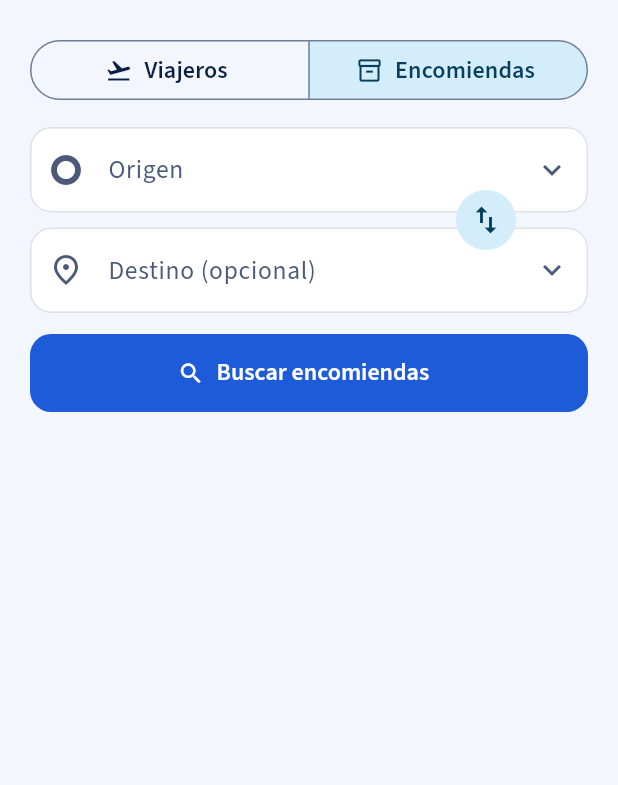
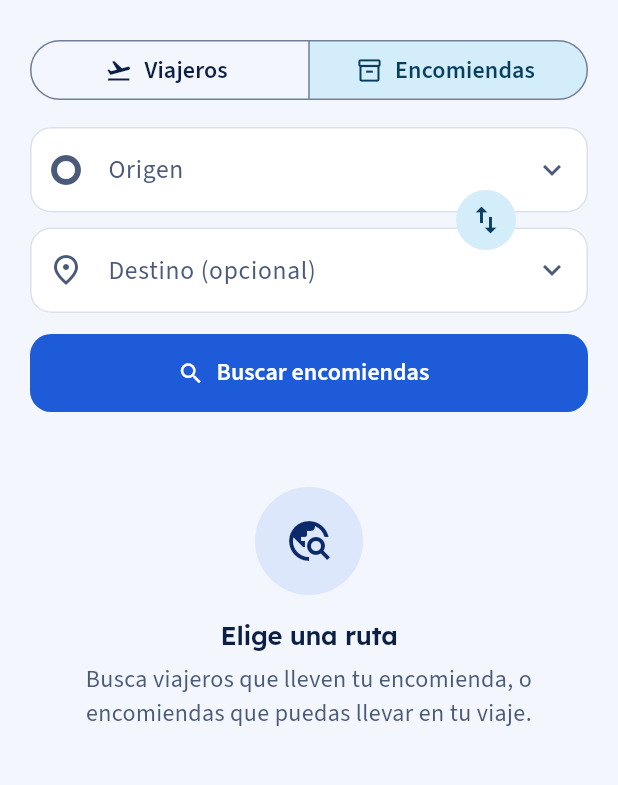
Before and after one commit to felipearenas256-dot/lapticon-app, a Flutter app: the GuestShell screen opened directly, after a tap on "Encomiendas", on a phone screen of 412 x 824 dp, the part 62-847 px from its top. Run offline on Flutter 3.47's test engine with Material 3 defaults, Android fonts, the phone set to English and light mode, and no system bars; our stand-ins replace cloud_firestore, firebase_auth, firebase_core; accounts and stored records are empty; network calls fail.

Commit message:
Buscar: mostrar las encomiendas propias y atajos a tus rutas
- Las encomiendas propias salen en la búsqueda, marcadas como tuyas.
- Al abrir Buscar aparecen las rutas de tu viaje y de tus encomiendas
  para buscarlas con un toque.
- La demo, como la API real, incluye lo propio en la búsqueda.

```diff
--- a/lib/data/demo_backend.dart
+++ b/lib/data/demo_backend.dart
@@ -403,10 +403,10 @@ class _DemoBackend {
     return _json({'error': 'No encontrado'}, 404);
   }
 
+  /// Como la API real, incluye también las encomiendas de quien busca.
   List<Map<String, dynamic>> _disponibles(String? origen, String? destino) =>
       _encomiendas.where((e) {
         return e['estado'] == 'disponible' &&
-            e['uid'] != demoUid &&
             (origen == null || _same(e['ciudadOrigen'], origen)) &&
             (destino == null || _same(e['ciudadDestino'], destino));
       }).toList();
--- a/lib/features/search/search_screen.dart
+++ b/lib/features/search/search_screen.dart
@@ -72,6 +72,16 @@ class _SearchScreenState extends State<SearchScreen>
     });
   }
 
+  /// Atajo desde "Tus rutas": llena la ruta y busca de una vez.
+  void _searchRoute(_Mode mode, String origen, String destino) {
+    setState(() {
+      _mode = mode;
+      _origen = origen;
+      _destino = destino;
+    });
+    _search();
+  }
+
   void _openLogin() => Navigator.push(
         context,
         MaterialPageRoute<void>(builder: (_) => const LoginScreen()),
@@ -122,8 +132,12 @@ class _SearchScreenState extends State<SearchScreen>
             origen: origen,
             destino: destino,
           );
-    // `/buscar` incluye las propias, y nadie puede tomar su propia encomienda.
-    return encomiendas.where((e) => e.uid != uid).toList();
+    // Las propias también aparecen, primero y marcadas: el detalle no deja
+    // tomarlas.
+    return [
+      ...encomiendas.where((e) => uid != null && e.uid == uid),
+      ...encomiendas.where((e) => uid == null || e.uid != uid),
+    ];
   }
 
   void _publish(_Query query) {
@@ -201,6 +215,8 @@ class _SearchScreenState extends State<SearchScreen>
           ),
         ),
         const SizedBox(height: 18),
+        if (query == null && !_isGuest)
+          _MisRutas(onPick: _searchRoute),
         if (query != null)
           query.mode == _Mode.viajeros
               ? Loader<List<Viaje>>(
@@ -220,7 +236,10 @@ class _SearchScreenState extends State<SearchScreen>
                   key: ValueKey(query),
                   load: () => _encomiendas(query),
                   builder: (context, encomiendas, reload) =>
-                      _EncomiendasResult(encomiendas),
+                      _EncomiendasResult(
+                        encomiendas,
+                        miUid: context.read<Session>().uid,
+                      ),
                 ),
       ],
     );
@@ -360,9 +379,10 @@ class _ViajerosResult extends StatelessWidget {
 }
 
 class _EncomiendasResult extends StatelessWidget {
-  const _EncomiendasResult(this.encomiendas);
+  const _EncomiendasResult(this.encomiendas, {required this.miUid});
 
   final List<Encomienda> encomiendas;
+  final String? miUid;
 
   @override
   Widget build(BuildContext context) {
@@ -388,6 +408,7 @@ class _EncomiendasResult extends StatelessWidget {
             child: EncomiendaTicket(
               encomienda: encomienda,
               index: index,
+              mine: miUid != null && encomienda.uid == miUid,
               onTap: () => Navigator.push(
                 context,
                 MaterialPageRoute<void>(
@@ -401,3 +422,70 @@ class _EncomiendasResult extends StatelessWidget {
     );
   }
 }
+
+/// Antes de buscar, ofrece las rutas del propio viaje y de las encomiendas
+/// publicadas, para ver con un toque cómo las encuentran los demás.
+class _MisRutas extends StatelessWidget {
+  const _MisRutas({required this.onPick});
+
+  final void Function(_Mode mode, String origen, String destino) onPick;
+
+  Future<List<(_Mode, String, String)>> _load(LapticonApi api) async {
+    final results = await Future.wait([
+      api.miViajeDisponible().catchError((Object _) => null),
+      api.misEncomiendas().catchError((Object _) => <Encomienda>[]),
+    ]);
+    final viaje = results[0] as Viaje?;
+    final encomiendas = results[1] as List<Encomienda>;
+    final rutas = <(_Mode, String, String)>[
+      if (viaje != null)
+        (_Mode.viajeros, viaje.ciudadOrigen, viaje.ciudadDestino),
+    ];
+    for (final e in encomiendas.where((e) => e.estado == 'disponible')) {
+      final ruta = (_Mode.encomiendas, e.ciudadOrigen, e.ciudadDestino);
+      if (!rutas.contains(ruta)) rutas.add(ruta);
+    }
+    return rutas.take(4).toList();
+  }
+
+  @override
+  Widget build(BuildContext context) => Loader<List<(_Mode, String, String)>>(
+        load: () => _load(context.read<LapticonApi>()),
+        placeholder: const SizedBox.shrink(),
+        builder: (context, rutas, _) {
+          if (rutas.isEmpty) {
+            return const EmptyState(
+              icon: Icons.travel_explore,
+              title: 'Elige una ruta',
+              message: 'Busca viajeros que lleven tu encomienda, o '
+                  'encomiendas que puedas llevar en tu viaje.',
+            );
+          }
+          return Column(
+            crossAxisAlignment: CrossAxisAlignment.stretch,
+            children: [
+              const SectionTitle('Tus rutas'),
+              for (final (mode, origen, destino) in rutas)
+                Card(
+                  clipBehavior: Clip.antiAlias,
+                  child: ListTile(
+                    leading: Icon(
+                      mode == _Mode.viajeros
+                          ? Icons.flight_takeoff
+                          : Icons.inventory_2_outlined,
+                    ),
+                    title: Text('$origen → $destino'),
+                    subtitle: Text(
+                      mode == _Mode.viajeros
+                          ? 'Tu viaje: ver quién más va'
+                          : 'Tu encomienda: ver la ruta',
+                    ),
+                    trailing: const Icon(Icons.search),
+                    onTap: () => onPick(mode, origen, destino),
+                  ),
+                ),
+            ],
+          );
+        },
+      );
+}
```
Also changed, not shown: lib/widgets/tickets.dart (+16 -1 lines), 1 other file.
